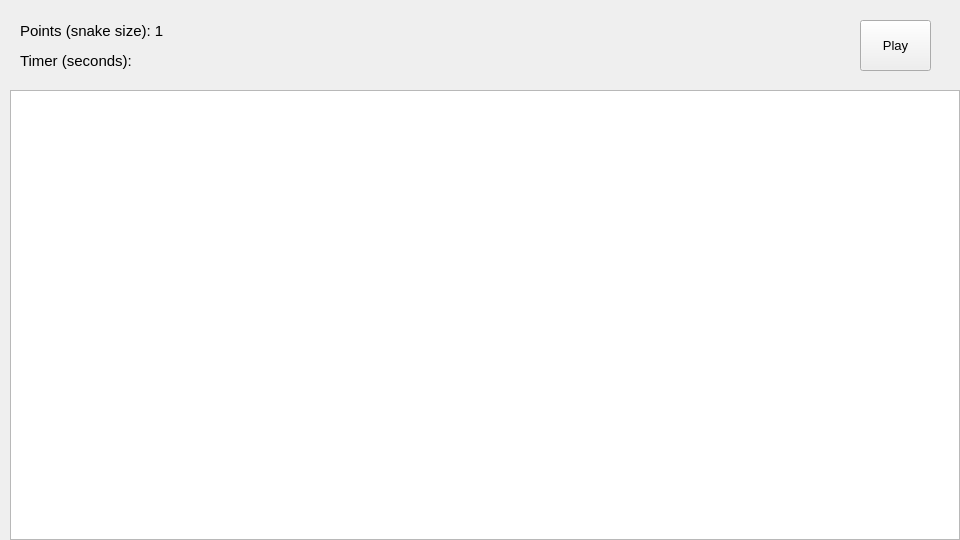
Above: snake2/snake2/main_window.ui from Ohj2MatLap/ohj2Apua before the change. Below: the same form after it.
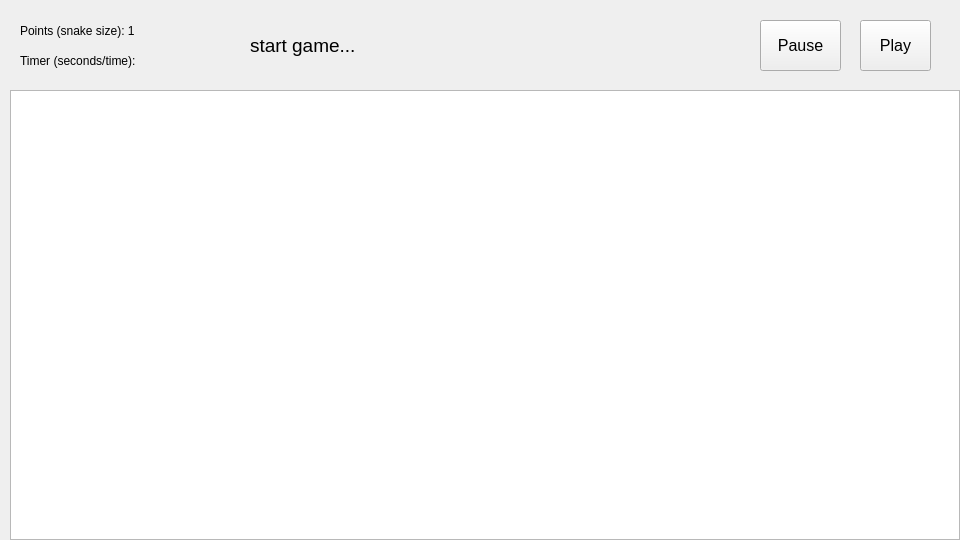
That is the form after the change.

```diff
--- a/snake2/snake2/main_window.ui
+++ b/snake2/snake2/main_window.ui
@@ -49,7 +49,7 @@
     </property>
     <property name="font">
      <font>
-      <pointsize>10</pointsize>
+      <pointsize>12</pointsize>
      </font>
     </property>
     <property name="text">
@@ -83,13 +83,13 @@
      <rect>
       <x>20</x>
       <y>10</y>
-      <width>151</width>
+      <width>200</width>
       <height>41</height>
      </rect>
     </property>
     <property name="font">
      <font>
-      <pointsize>11</pointsize>
+      <pointsize>9</pointsize>
      </font>
     </property>
     <property name="text">
@@ -101,17 +101,53 @@
      <rect>
       <x>20</x>
       <y>40</y>
-      <width>141</width>
+      <width>200</width>
       <height>41</height>
      </rect>
     </property>
     <property name="font">
      <font>
-      <pointsize>11</pointsize>
+      <pointsize>9</pointsize>
      </font>
     </property>
     <property name="text">
-     <string>Timer (seconds):</string>
+     <string>Timer (seconds/time):</string>
+    </property>
+   </widget>
+   <widget class="QLabel" name="lopputulos">
+    <property name="geometry">
+     <rect>
+      <x>250</x>
+      <y>20</y>
+      <width>401</width>
+      <height>51</height>
+     </rect>
+    </property>
+    <property name="font">
+     <font>
+      <pointsize>14</pointsize>
+     </font>
+    </property>
+    <property name="text">
+     <string>start game...</string>
+    </property>
+   </widget>
+   <widget class="QPushButton" name="pause">
+    <property name="geometry">
+     <rect>
+      <x>760</x>
+      <y>20</y>
+      <width>81</width>
+      <height>51</height>
+     </rect>
+    </property>
+    <property name="font">
+     <font>
+      <pointsize>12</pointsize>
+     </font>
+    </property>
+    <property name="text">
+     <string>Pause</string>
     </property>
    </widget>
   </widget>
```
